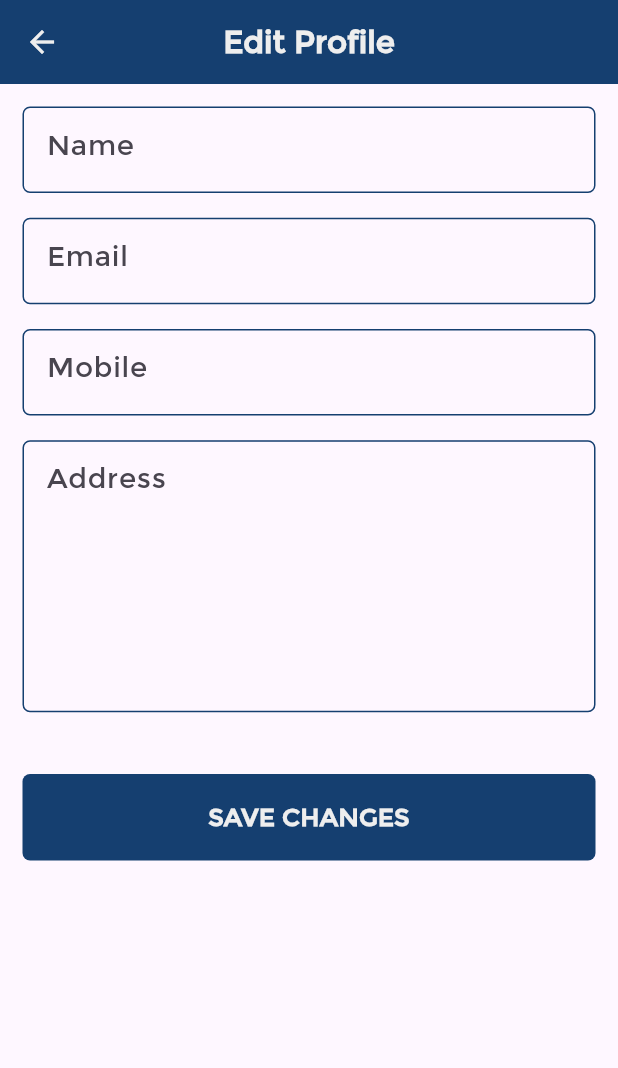
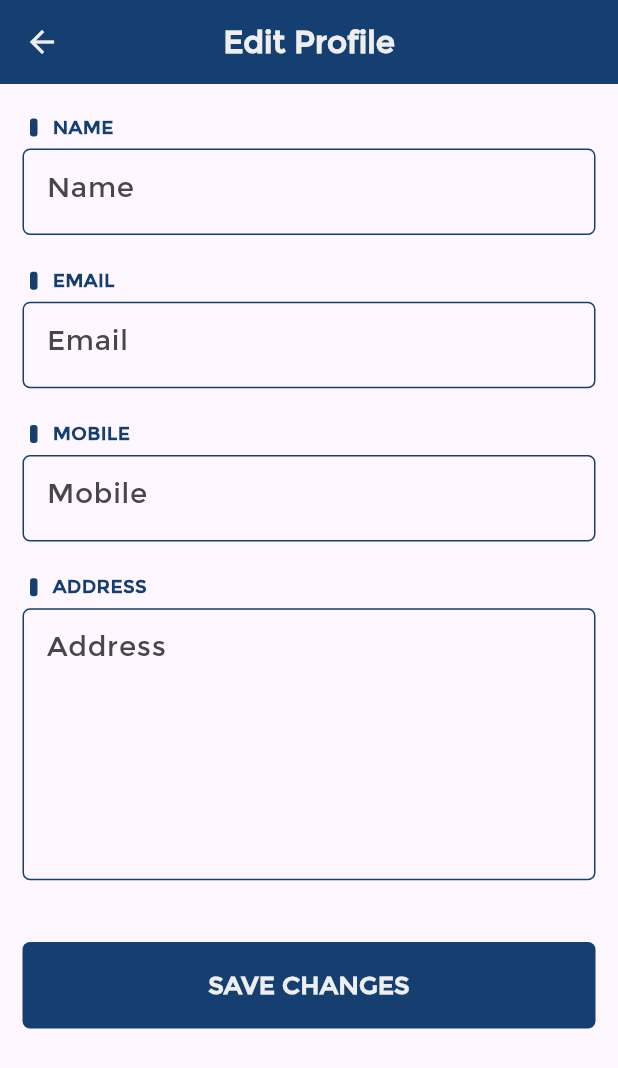
Before and after one commit to devanpatel28/devhit-mobile, a Flutter app: the EditProfileScreen screen opened directly with empty values, on a phone screen of 412 x 824 dp. Shown: the top 1068 px of the screen. Run offline on Flutter 3.47's test engine with Material 3 defaults, Android fonts, the phone set to English and light mode, and no system bars; our stand-ins replace dio, file_picker, firebase_core, firebase_storage, get, image_picker and 6 more; missing offline and left inert: hovering; accounts and stored records are empty; generated files the repository leaves out were written again.

Commit message:
My Project with download brochure Changes in Edit Profile DONE

```diff
--- a/lib/helpers/customWidget.dart
+++ b/lib/helpers/customWidget.dart
@@ -242,6 +242,29 @@ Widget customHeading2(context,title)
                 ),
               ),
             )
+        ),
+      ],
+    ),
+  );
+}
+
+Widget customHeading3(context,title)
+{
+  return Padding(
+    padding: const EdgeInsets.only(top: 5,bottom: 5,left: 5),
+    child: Row(
+      children: [
+        Container(
+          height: 12,
+          width: 5,
+          decoration: BoxDecoration(
+            color: pallete4,
+            borderRadius: BorderRadius.circular(2)
+          ),
+        ),
+        Padding(
+          padding: EdgeInsets.symmetric(horizontal: 10),
+          child: Text(title.toString().toUpperCase(),style: primaryStyleBold(context, pallete4, 3)),
         ),
       ],
     ),
--- a/lib/model/projectModel.dart
+++ b/lib/model/projectModel.dart
@@ -37,7 +37,7 @@ class Project {
         proBrochure : json['project_brochure'],
         proStatus : json['pro_status'],
         pro2bhk : json['pro_2bhk'],
-        pro3bhk : json['pro_2bhk'],
+        pro3bhk : json['pro_3bhk'],
         proPercent : json['pro_percent']
     );
   }
--- a/lib/screens/EditProfileScreen.dart
+++ b/lib/screens/EditProfileScreen.dart
@@ -52,6 +52,7 @@ class _EditProfileScreenState extends State<EditProfileScreen> {
               padding: const EdgeInsets.all(15.0),
               child: Column(
                 children: [
+                  customHeading3(context,"Name"),
                   Container(
                     width: double.infinity,
                     height: getHeight(context, 0.07),
@@ -73,6 +74,7 @@ class _EditProfileScreenState extends State<EditProfileScreen> {
                     ),
                   ),
                   SizedBox(height: getHeight(context, 0.02),),
+                  customHeading3(context,"Email"),
                   Container(
                     width: double.infinity,
                     height: getHeight(context, 0.07),
@@ -95,6 +97,7 @@ class _EditProfileScreenState extends State<EditProfileScreen> {
                     ),
                   ),
                   SizedBox(height: getHeight(context, 0.02),),
+                  customHeading3(context,"Mobile"),
                   Container(
                     width: double.infinity,
                     height: getHeight(context, 0.07),
@@ -117,6 +120,7 @@ class _EditProfileScreenState extends State<EditProfileScreen> {
                     ),
                   ),
                   SizedBox(height: getHeight(context, 0.02),),
+                  customHeading3(context,"Address"),
                   Container(
                     width: double.infinity,
                     height: getHeight(context, 0.22),
--- a/lib/screens/MyProject.dart
+++ b/lib/screens/MyProject.dart
@@ -44,7 +44,6 @@ class _MyProjectState extends State<MyProject> {
     pStatus = widget.currentProject!.proStatus;
     p2BHK = widget.currentProject!.pro2bhk;
     p3BHK = widget.currentProject!.pro3bhk;
-    p2BHK = widget.currentProject!.pro2bhk;
     pPercent = widget.currentProject!.proPercent;
   }
   Future<void> requestPermissions() async {
--- a/lib/screens/UserDashboard.dart
+++ b/lib/screens/UserDashboard.dart
@@ -207,7 +207,10 @@ class _UserDashboardState extends State<UserDashboard> {
                               ],
                             ),
                           ),
-                          Text(_getGreeting(),style: primaryStyleBold(context, pallete4, 4),)
+                          InkWell(
+                            onTap: () => setState(() {initUserData();initProjectData();}),
+                              child: Text(_getGreeting(),style: primaryStyleBold(context, pallete4, 4),)
+                          )
                         ],
                       ),
                     ),
```
